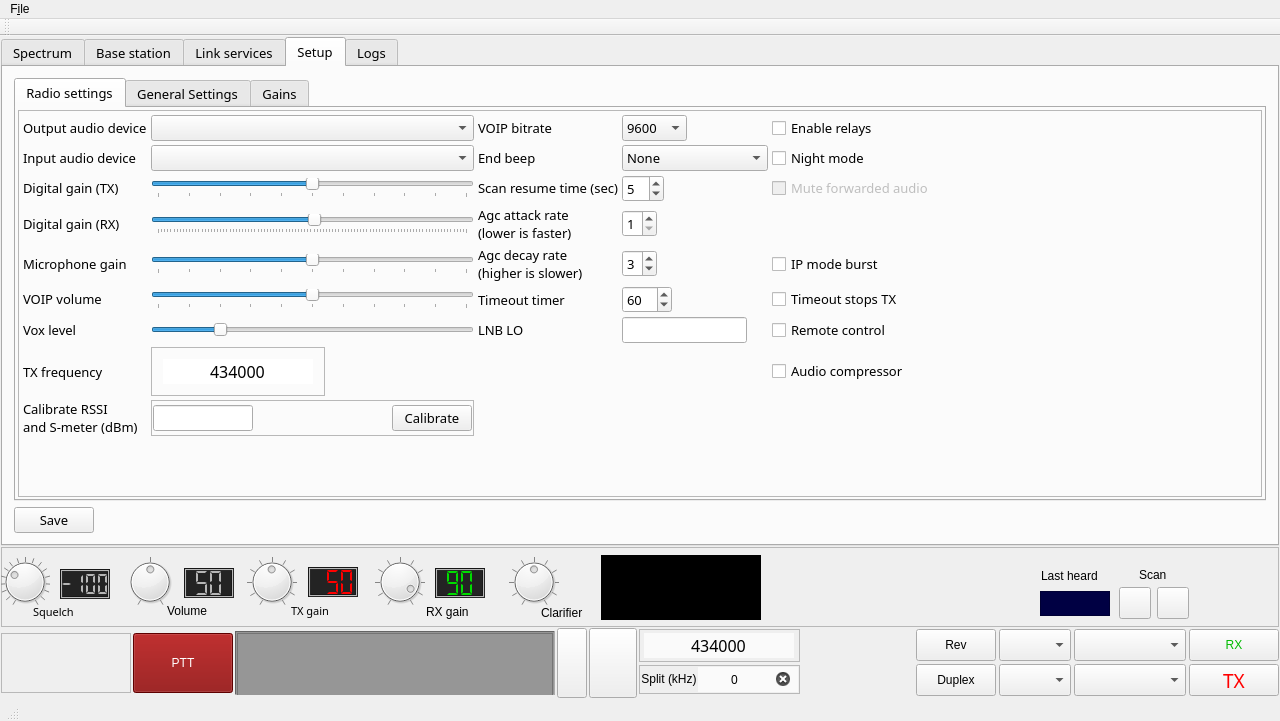
This is mainwindow.ui in qradiolink/qradiolink as Qt 5 draws it before an edit. The edited form follows.
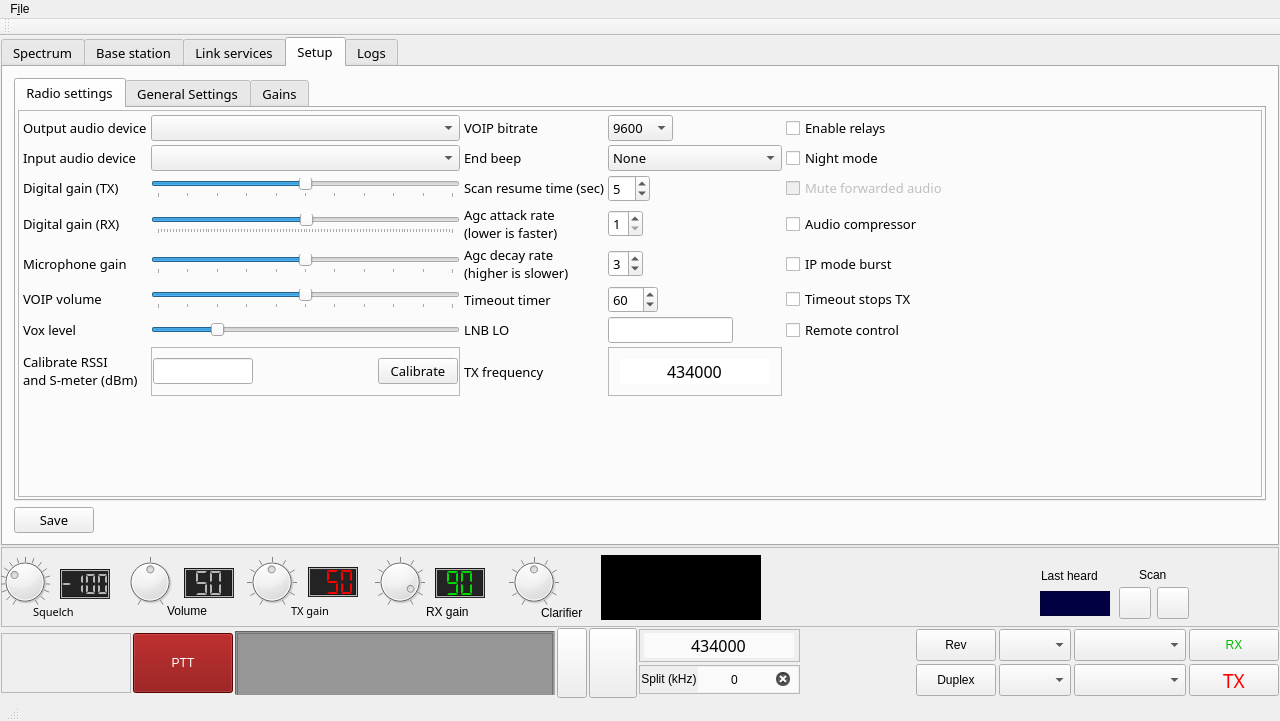
This is the edited form. The open tabs and pages were chosen to show the change. Icons and pictures are not drawn. Custom widgets are drawn as their Qt base class.

Commit message: Move stuff around in settings page

What changed in the file:
```diff
--- a/mainwindow.ui
+++ b/mainwindow.ui
@@ -3221,13 +3221,6 @@
                    </property>
                   </widget>
                  </item>
-                 <item row="12" column="4">
-                  <widget class="QCheckBox" name="checkBoxAudioCompressor">
-                   <property name="text">
-                    <string>Audio compressor</string>
-                   </property>
-                  </widget>
-                 </item>
                  <item row="6" column="2">
                   <widget class="QLabel" name="label_40">
                    <property name="sizePolicy">
@@ -3277,14 +3270,14 @@
                    </property>
                   </widget>
                  </item>
-                 <item row="12" column="0">
-                  <widget class="QLabel" name="label_49">
+                 <item row="7" column="4">
+                  <widget class="QCheckBox" name="checkBoxAudioCompressor">
                    <property name="text">
-                    <string>TX frequency</string>
+                    <string>Audio compressor</string>
                    </property>
                   </widget>
                  </item>
-                 <item row="12" column="1">
+                 <item row="13" column="3">
                   <widget class="QFrame" name="frame_13">
                    <property name="sizePolicy">
                     <sizepolicy hsizetype="Fixed" vsizetype="Fixed">
@@ -3366,6 +3359,13 @@
                    </layout>
                   </widget>
                  </item>
+                 <item row="13" column="2">
+                  <widget class="QLabel" name="label_49">
+                   <property name="text">
+                    <string>TX frequency</string>
+                   </property>
+                  </widget>
+                 </item>
                 </layout>
                </widget>
               </item>
```
The commit also changes 1 other file.
